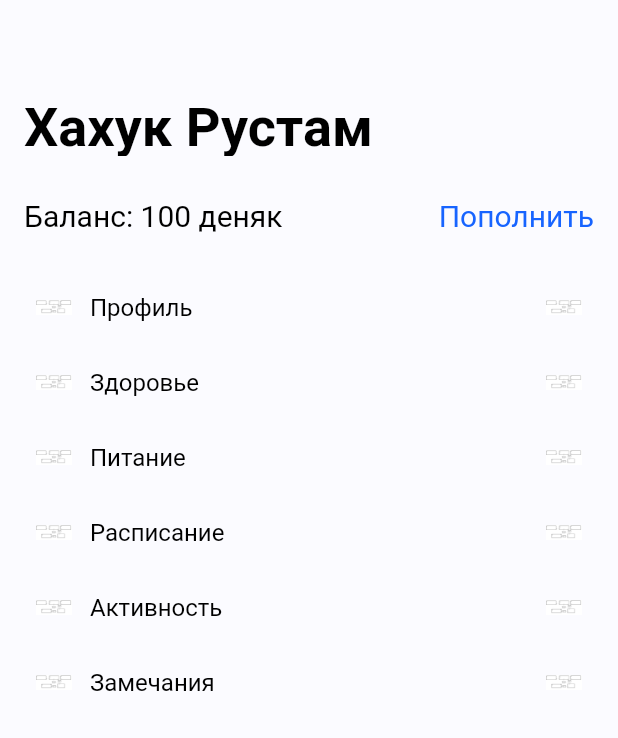
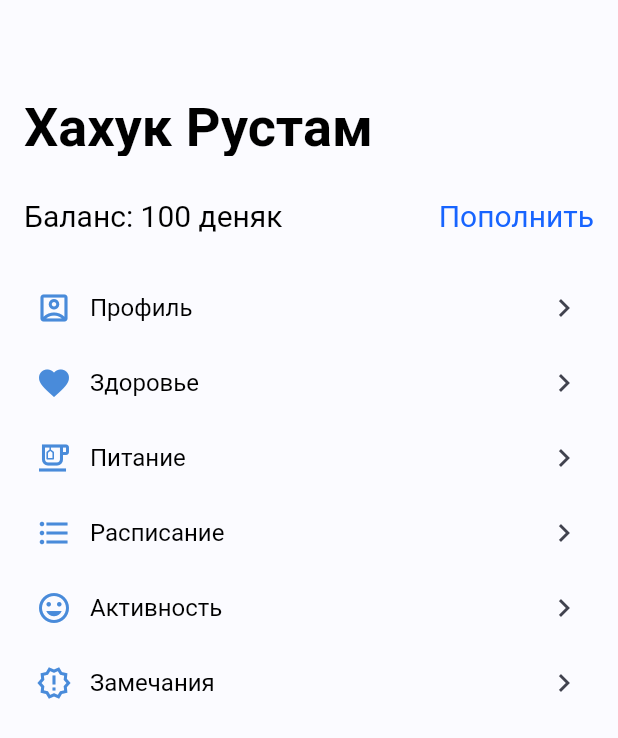
Before and after one commit to StarProxima/CampApp, a Flutter app: the ParentChildPage widget shown alone on an empty page, opened directly, on a phone screen of 412 x 824 dp. Shown: the top 738 px of the screen. Run offline on Flutter 3.47's test engine with Material 2 defaults, Android fonts, the phone set to English and light mode, and no system bars; our stand-ins replace file_picker, flutter_chat_types, flutter_chat_ui, image_picker, open_file and 1 more; missing offline and left inert: dart:ffi, image_picker_for_web, mobile_scanner; network calls fail.

Commit message:
Половина иконок

```diff
--- a/camp_app/lib/styles/app_images.dart
+++ b/camp_app/lib/styles/app_images.dart
@@ -6,4 +6,13 @@ class AppImages {
   static const AssetImage back = AssetImage('assets/back.png');
   static const AssetImage attach = AssetImage('assets/attach.png');
   static const AssetImage attachSelected = AssetImage('assets/attach_selected.png');
+  static const AssetImage account_circle_filled_24px1 = AssetImage('assets/1account_circle_filled_24px.svg');
+  static const AssetImage line = AssetImage('assets/21.svg');
+  static const AssetImage account_circle_filled_24px = AssetImage('assets/account_circle_filled_24px.svg');
+  static const AssetImage error_outline = AssetImage('assets/error_outline.svg');
+  static const AssetImage happy = AssetImage('assets/happy.svg');
+  static const AssetImage heart_outline = AssetImage('assets/heart_outline.svg');
+  static const AssetImage help_circle_outline = AssetImage('assets/help_circle_outline.svg');
+  static const AssetImage Icon_cash_outline = AssetImage('assets/Icon_cash_outline.svg');
+  static const AssetImage inactive = AssetImage('assets/inactive.svg');
 }
--- a/camp_app/lib/ui/parents_child_page.dart
+++ b/camp_app/lib/ui/parents_child_page.dart
@@ -109,29 +109,29 @@ class _ParentChildPage extends State<ParentChildPage> {
             const SizedBox(
               height: 8,
             ),
-            makeLine("Профиль", AppImages.testPic, () {
+            makeLineI("Профиль", Icons.account_box_outlined, () {
               Navigator.push(context, MaterialPageRoute(builder: (context) => const ParentChildProfilePage()));
-            }),
+            },),
             const SizedBox(
               height: 8,
             ),
-            makeLine("Здоровье", AppImages.testPic, () => log("2")),
+            makeLineI("Здоровье", Icons.favorite, () => log("2")),
             const SizedBox(
               height: 8,
             ),
-            makeLine("Питание", AppImages.testPic, () => log("2")),
+            makeLineI("Питание", Icons.emoji_food_beverage_outlined, () => log("2")),
             const SizedBox(
               height: 8,
             ),
-            makeLine("Расписание", AppImages.testPic, () => log("2")),
+            makeLineI("Расписание", Icons.format_list_bulleted, () => log("2")),
             const SizedBox(
               height: 8,
             ),
-            makeLine("Активность", AppImages.testPic, () => log("2")),
+            makeLineI("Активность", Icons.mood_outlined, () => log("2")),
             const SizedBox(
               height: 8,
             ),
-            makeLine("Замечания", AppImages.testPic, () => log("2")),
+            makeLineI("Замечания", Icons.new_releases_outlined, () => log("2")),
           ],
         ),
       ),
--- a/camp_app/lib/ui/repeatable_widget.dart
+++ b/camp_app/lib/ui/repeatable_widget.dart
@@ -56,3 +56,50 @@ Widget makeLine(String needText, ImageProvider img, void Function() onPressDo){
               ),
             );
 }
+
+
+Widget makeLineI(String needText, IconData img, void Function() onPressDo){
+  return             Container(
+              height: 42,
+              margin: EdgeInsets.only(left: 16,right: 16),
+              child: ElevatedButton(
+                onPressed: onPressDo,
+                style: appButtonStyle,
+                child: Row(
+                    crossAxisAlignment: CrossAxisAlignment.center,
+                    children: [
+                      Container(
+                        width: 24,
+                        height: 24,
+                        margin: EdgeInsets.only(left: 8),
+                        child: Icon(img, color: AppColors.primary),
+                      ),
+                      const SizedBox(
+                        width: 12,
+                      ),
+                      Container(
+                          child: Text(
+                            needText,
+                            textAlign: TextAlign.left,
+                            style: TextStyle(
+                              color: Color.fromARGB(255, 0, 0, 0),
+                              fontFamily: 'Roboto',
+                              fontWeight: FontWeight.normal,
+                              fontSize: 16,
+                            ),
+                          )),
+                      Expanded(
+                        child: Container(
+                          constraints: const BoxConstraints(maxWidth: 640),
+                        ),
+                      ),
+                      Container(
+                        width: 24,
+                        height: 24,
+                        margin: EdgeInsets.only(right: 8),
+                        child: Icon(Icons.keyboard_arrow_right, color: AppColors.textDark,)
+                      ),
+                    ]),
+              ),
+            );
+}
```
Also changed, not shown: camp_app/assets/1account_circle_filled_24px.svg (added), camp_app/assets/21.svg (added), camp_app/assets/Icon_cash_outline.svg (added), camp_app/assets/account_circle_filled_24px.svg (added), camp_app/assets/error_outline.svg (added), camp_app/assets/happy.svg (added), camp_app/assets/heart_outline.svg (added), camp_app/assets/help_circle_outline.svg (added), camp_app/assets/id_card.svg (added), camp_app/assets/inactive.icon.svg (added), camp_app/assets/logo.png.
